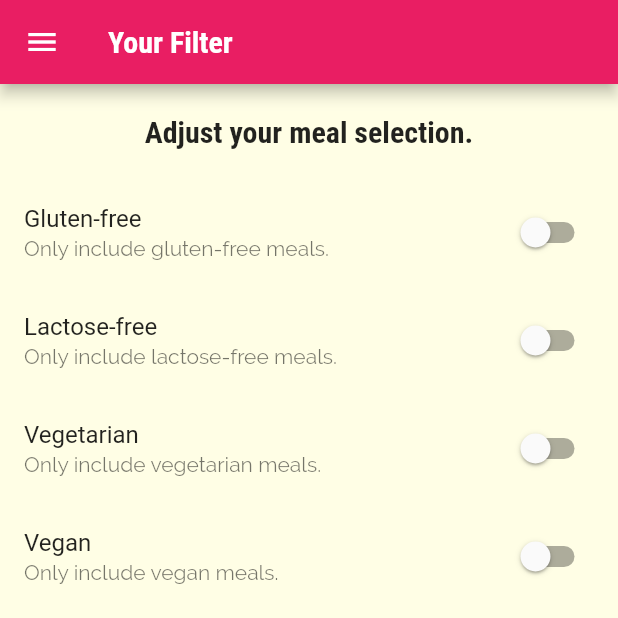
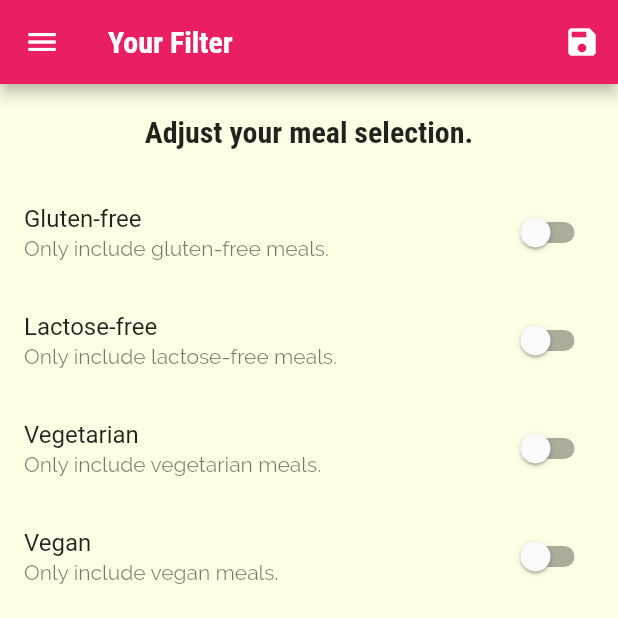
Before and after one commit to nguyenthegiang/learnFlutter-MealsApp, a Flutter app: the FiltersScreen screen opened by its route, on a phone screen of 412 x 824 dp, the top half of it. Run offline on Flutter 3.47's test engine with Material 2 defaults, Android fonts, the phone set to English and light mode, and no system bars.

Commit message:
Lecture 29 - My modification

```diff
--- a/lib/main.dart
+++ b/lib/main.dart
@@ -2,6 +2,8 @@ import 'dart:ui';
 
 import 'package:flutter/material.dart';
 
+import './dummy_data.dart';
+import './models/meal.dart';
 import './screens/filters_screen.dart';
 import './screens/tabs_screen.dart';
 import './screens/meal_detai_screen.dart';
@@ -10,7 +12,46 @@ import './screens/categories_screen.dart';
 
 void main() => runApp(MyApp());
 
-class MyApp extends StatelessWidget {
+class MyApp extends StatefulWidget {
+  @override
+  State<MyApp> createState() => _MyAppState();
+}
+
+class _MyAppState extends State<MyApp> {
+  //Map để lưu trữ các giá trị bên filter, và thay đổi tương ứng bên meal
+  Map<String, bool> _filters = {
+    'gluten': false,
+    'lactose': false,
+    'vegan': false,
+    'vegetarian': false,
+  };
+
+  List<Meal> _availableMeals = DUMMY_MEALS;
+
+  //gọi đến hàm này khi ng dùng nhấn Save ở trong filterScreen -> update các giá trị filter
+  void _setFilters(Map<String, bool> filterData) {
+    setState(() {
+      _filters = filterData;
+      //update list meal theo filter
+      _availableMeals = DUMMY_MEALS.where((meal) {
+        //thêm dấu ! ở _filters['gluten'] để thể hiện là mình chắc chắn nó ko null -> tránh lỗi compile
+        if (_filters['gluten']! && !meal.isGlutenFree) {
+          return false;
+        }
+        if (_filters['lactose']! && !meal.isLactoseFree) {
+          return false;
+        }
+        if (_filters['vegan']! && !meal.isVegan) {
+          return false;
+        }
+        if (_filters['vegetarian']! && !meal.isVegetarian) {
+          return false;
+        }
+        return true;
+      }).toList();
+    });
+  }
+
   @override
   Widget build(BuildContext context) {
     return MaterialApp(
@@ -37,20 +78,21 @@ class MyApp extends StatelessWidget {
       initialRoute: '/',
       routes: {
         '/': (ctx) => TabsScreen(),
-        CategoryMealsScreen.routeName: (ctx) => CategoryMealsScreen(),
+        CategoryMealsScreen.routeName: (ctx) =>
+            CategoryMealsScreen(_availableMeals),
         MealDetailScreen.routeName: (ctx) => MealDetailScreen(),
-        FiltersScreen.routeName: (ctx) => FiltersScreen(),
+        FiltersScreen.routeName: (ctx) => FiltersScreen(_filters, _setFilters),
       },
       //Đoạn code này bị lỗi và ko có tác dụng gì
-      onGenerateRoute: (settings) {
-        print(settings.arguments);
-        return MaterialPageRoute(
-          builder: (ctx) => CategoryMealsScreen(),
-        );
-      },
-      onUnknownRoute: (settings) {
-        return MaterialPageRoute(builder: (ctx) => CategoriesScreen());
-      },
+      // onGenerateRoute: (settings) {
+      //   print(settings.arguments);
+      //   return MaterialPageRoute(
+      //     builder: (ctx) => CategoryMealsScreen(),
+      //   );
+      // },
+      // onUnknownRoute: (settings) {
+      //   return MaterialPageRoute(builder: (ctx) => CategoriesScreen());
+      // },
     );
   }
 }
--- a/lib/screens/filters_screen.dart
+++ b/lib/screens/filters_screen.dart
@@ -4,6 +4,11 @@ import '../widgets/main_drawer.dart';
 
 class FiltersScreen extends StatefulWidget {
   static const routeName = '/filters';
+
+  final Function saveFilters;
+  final Map<String, bool> currentFilters;
+
+  FiltersScreen(this.currentFilters, this.saveFilters);
 
   @override
   State<FiltersScreen> createState() => _FiltersScreenState();
@@ -14,6 +19,16 @@ class _FiltersScreenState extends State<FiltersScreen> {
   bool _vegetarian = false;
   bool _vegan = false;
   bool _lactoseFree = false;
+
+  //update lại các giá trị filter theo giá trị cũ (trường hợp người dùng vào lại màn hình này lần 2 sau khi đã update filter ở lần 1)
+  @override
+  initState() {
+    _glutenFree = widget.currentFilters['gluten']!;
+    _lactoseFree = widget.currentFilters['lactose']!;
+    _vegetarian = widget.currentFilters['vegetarian']!;
+    _vegan = widget.currentFilters['vegan']!;
+    super.initState();
+  }
 
   Widget _buildSwitchListTile(
       String title, String description, bool currentValue) {
@@ -81,13 +96,28 @@ class _FiltersScreenState extends State<FiltersScreen> {
   Widget build(BuildContext context) {
     return Scaffold(
       appBar: AppBar(
-        title: Text('Your Filter'),
+        title: const Text('Your Filter'),
+        //Nút save, khi nhấn vào sẽ gọi đến function saveFilters() đc truyền về từ main.dart
+        actions: [
+          IconButton(
+            onPressed: () {
+              final selectedFilters = {
+                'gluten': _glutenFree,
+                'lactose': _lactoseFree,
+                'vegan': _vegan,
+                'vegetarian': _vegetarian,
+              };
+              widget.saveFilters(selectedFilters);
+            },
+            icon: const Icon(Icons.save),
+          )
+        ],
       ),
       drawer: MainDrawer(),
       body: Column(
         children: [
           Container(
-            padding: EdgeInsets.all(20),
+            padding: const EdgeInsets.all(20),
             child: Text(
               'Adjust your meal selection.',
               style: Theme.of(context).textTheme.headline6,
```
Also changed, not shown: lib/screens/category_meals_screen.dart (+5 -2 lines).
